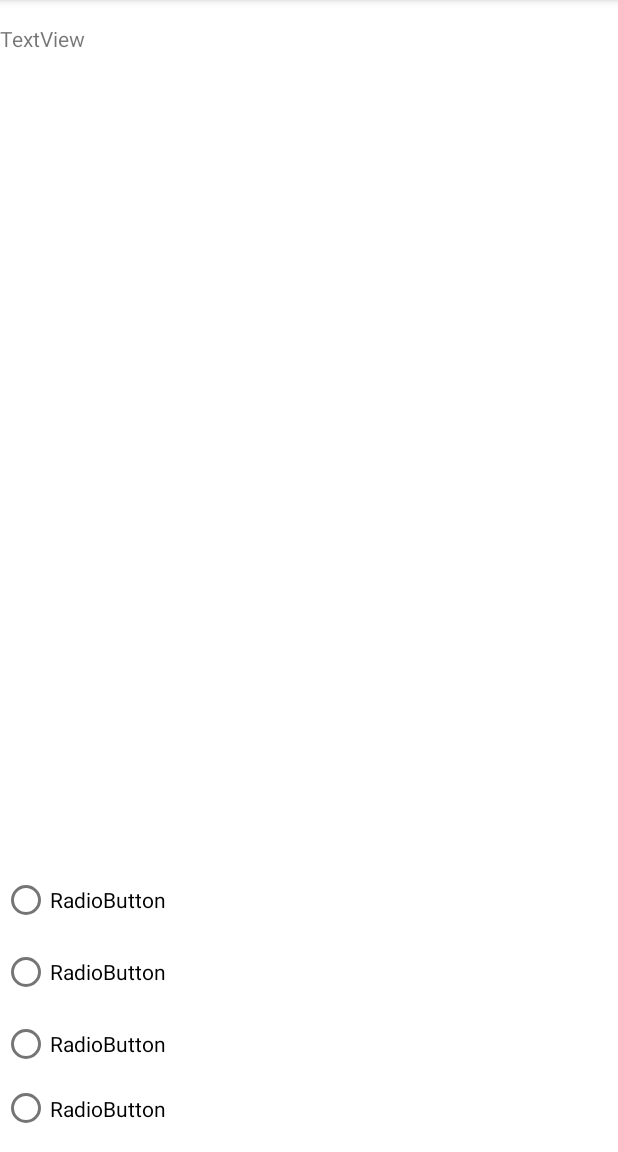
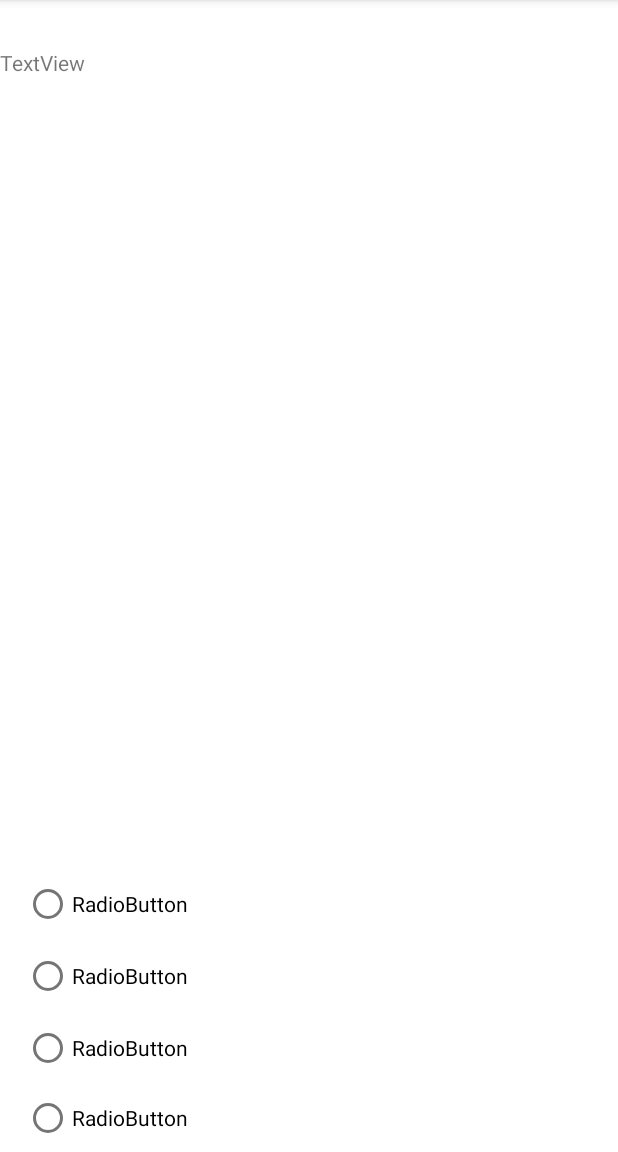
Before and after one commit to aczar09/Trivia-Game-Android, an Android app: the screen it shows after launch (MainActivity), on a phone screen of 412 x 824 dp, the part 84-1236 px from its top. Run offline under Robolectric (Android 15) with nearby library versions, the phone set to English and light mode, and no system bars.

Commit message:
Made edits to fragments

```diff
--- a/android-studio-project/app/src/main/res/layout/fragment_question.xml
+++ b/android-studio-project/app/src/main/res/layout/fragment_question.xml
@@ -6,51 +6,50 @@
     android:layout_height="match_parent"
     tools:context="view.QuestionFragment">
 
-    <LinearLayout
-        android:layout_width="410dp"
-        android:layout_height="180dp"
-        android:layout_marginBottom="12dp"
-        android:orientation="vertical"
-        app:layout_constraintBottom_toBottomOf="parent"
+    <TextView
+        android:id="@+id/textView"
+        android:layout_width="match_parent"
+        android:layout_height="46dp"
+        android:layout_marginTop="32dp"
+        android:text="TextView"
         app:layout_constraintEnd_toEndOf="parent"
-        app:layout_constraintStart_toStartOf="parent">
+        app:layout_constraintStart_toStartOf="parent"
+        app:layout_constraintTop_toTopOf="parent" />
 
     <RadioGroup
         android:layout_width="match_parent"
-            android:layout_height="wrap_content">
+        android:layout_height="189dp"
+        android:layout_marginStart="16dp"
+        android:layout_marginEnd="16dp"
+        app:layout_constraintBottom_toBottomOf="parent"
+        app:layout_constraintEnd_toEndOf="parent"
+        app:layout_constraintHorizontal_bias="0.531"
+        app:layout_constraintStart_toStartOf="parent"
+        app:layout_constraintTop_toBottomOf="@+id/textView"
+        app:layout_constraintVertical_bias="1.0">
 
         <RadioButton
-                android:id="@+id/radioButton8"
+            android:id="@+id/radioButton"
             android:layout_width="match_parent"
             android:layout_height="wrap_content"
             android:text="RadioButton" />
 
         <RadioButton
-                android:id="@+id/radioButton7"
+            android:id="@+id/radioButton2"
             android:layout_width="match_parent"
             android:layout_height="wrap_content"
             android:text="RadioButton" />
 
         <RadioButton
-                android:id="@+id/radioButton5"
+            android:id="@+id/radioButton3"
             android:layout_width="match_parent"
             android:layout_height="wrap_content"
             android:text="RadioButton" />
 
         <RadioButton
-                android:id="@+id/radioButton6"
+            android:id="@+id/radioButton4"
             android:layout_width="match_parent"
-                android:layout_height="38dp"
+            android:layout_height="wrap_content"
             android:text="RadioButton" />
     </RadioGroup>
-    </LinearLayout>
-
-    <TextView
-        android:id="@+id/textView"
-        android:layout_width="414dp"
-        android:layout_height="46dp"
-        android:layout_marginTop="16dp"
-        android:text="TextView"
-        app:layout_constraintTop_toTopOf="parent"
-        tools:layout_editor_absoluteX="-2dp" />
 </androidx.constraintlayout.widget.ConstraintLayout>
```
Also changed, not shown: android-studio-project/app/src/main/java/edu/vassar/cmpu203/triviagame/Game_Config.java (added, +64 -0 lines), android-studio-project/app/src/main/java/edu/vassar/cmpu203/triviagame/Game_Mode_Info.java (added, +64 -0 lines), android-studio-project/app/src/main/res/layout/fragment_game__config.xml (added, +68 -0 lines), android-studio-project/app/src/main/res/layout/fragment_game__mode__info.xml (added, +59 -0 lines), android-studio-project/app/src/main/res/values/strings.xml (+18 -0 lines). Lines whose indentation alone changed are shown as unchanged.
